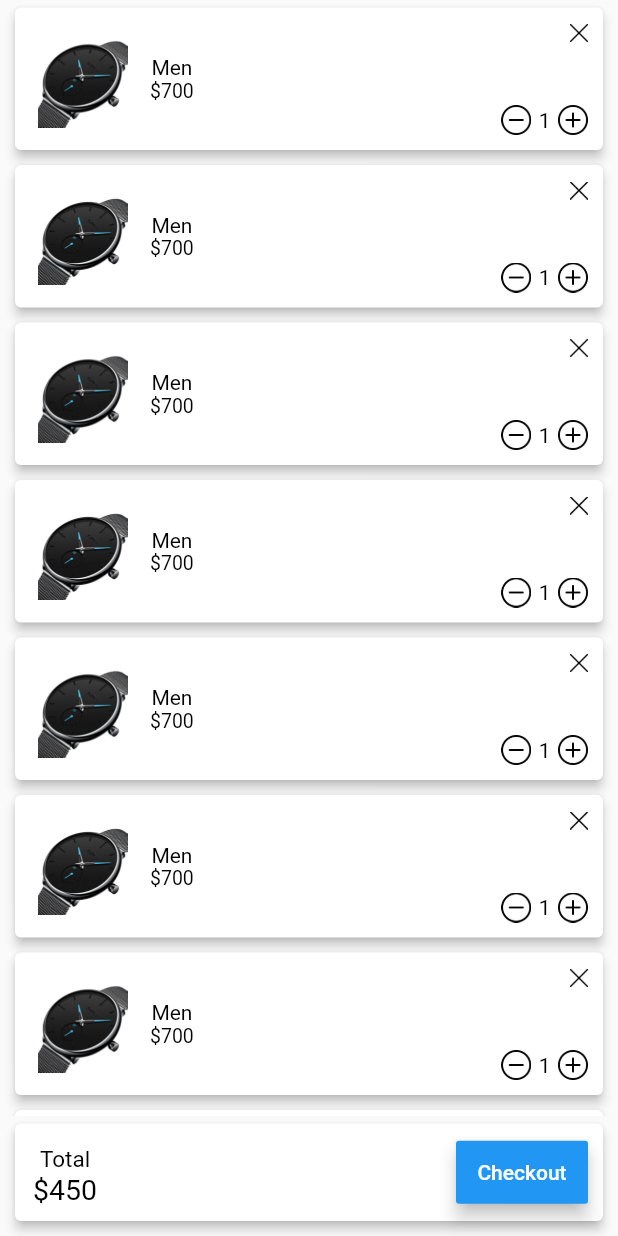
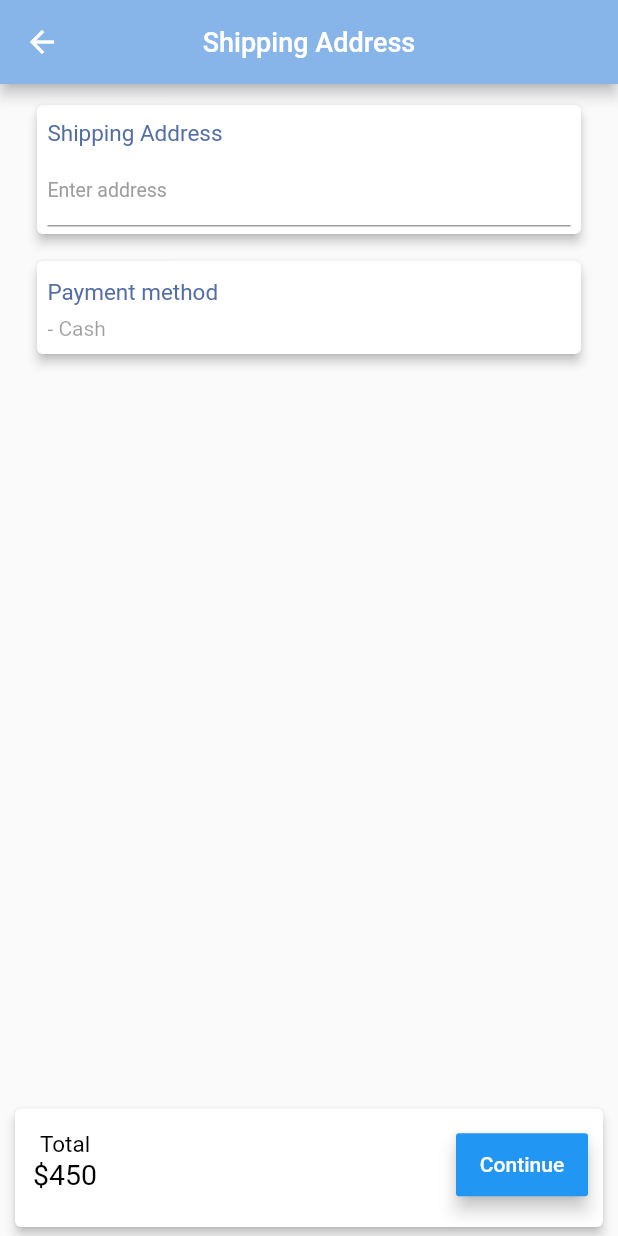
Before and after one commit to smsohail1/Flutter-Eccomerce, a Flutter app: the Cart screen opened directly, after a tap on "Checkout", on a phone screen of 412 x 824 dp. Run offline on Flutter 3.47's test engine with Material 2 defaults, Android fonts, the phone set to English and light mode, and no system bars; our stand-ins replace photo_view, share.

Commit message:
rate and share ,shipping address

```diff
--- a/lib/cart_page/cart.dart
+++ b/lib/cart_page/cart.dart
@@ -1,4 +1,5 @@
 import 'package:flutter/material.dart';
+import 'package:eccomerceflutter/pages/shipping_address_screen.dart';
 
 class Cart extends StatefulWidget {
   @override
@@ -93,7 +94,12 @@ class _CartState extends State<Cart> {
                             alignment: Alignment.centerRight,
                             child: RaisedButton(
                               padding: EdgeInsets.all(13.0),
-                              onPressed: () {},
+                              onPressed: () {
+                                Navigator.push(
+                                  context,
+                                  MaterialPageRoute(builder: (context) => ShippingAddressScreen()),
+                                );
+                              },
                               child: const Text('Checkout',
                                   style: TextStyle(fontSize: 14)),
                               color: Colors.blue,
--- a/lib/pages/Fragments.dart
+++ b/lib/pages/Fragments.dart
@@ -2,6 +2,7 @@ import 'package:eccomerceflutter/pages/home_fragment.dart';
 import 'package:eccomerceflutter/pages/favorite_fragment.dart';
 import 'package:eccomerceflutter/pages/all_category_fragment.dart';
 import 'package:eccomerceflutter/pages/about_fragment.dart';
+import 'package:eccomerceflutter/pages/rate_and_share_fragment.dart';
 
 import 'package:flutter/material.dart';
 
@@ -53,10 +54,17 @@ class AllCatrogory extends StatelessWidget {
   }
 }
 
-//Create Galaxies Fragment. This will contains a gridview with our galaxies
 class About extends StatelessWidget {
   @override
   Widget build(BuildContext context) {
     return AboutFragment();
   }
 }
+
+
+class RateAndShare extends StatelessWidget {
+  @override
+  Widget build(BuildContext context) {
+    return RateAndShareFragment();
+  }
+}
--- a/lib/pages/Home.dart
+++ b/lib/pages/Home.dart
@@ -1,6 +1,8 @@
 import 'Fragments.dart' as Fragments;
 import 'package:flutter/material.dart';
 import 'package:eccomerceflutter/cart_page/cart.dart';
+import 'package:eccomerceflutter/pages/rate_and_share_fragment.dart';
+import 'package:share/share.dart';
 
 //Let's define a DrawerItem data object
 class DrawerItem {
@@ -44,7 +46,8 @@ class HomePageState extends State<HomePage> {
       case 2:
         return new Fragments.AllCatrogory();
       case 3:
-       // return new Fragments.Galaxies();
+        Share.share('check out my website www.onlineapp.com', subject: 'Look what I made!');
+        return;
       case 4:
         //return new Fragments.Galaxies();
       case 5:
--- /dev/null
+++ b/lib/pages/rate_and_share_fragment.dart
@@ -0,0 +1,42 @@
+import 'package:flutter/material.dart';
+
+class RateAndShareFragment extends StatefulWidget {
+  @override
+  _RateAndShareFragmentState createState() => _RateAndShareFragmentState();
+}
+
+class _RateAndShareFragmentState extends State<RateAndShareFragment> {
+  @override
+  Widget build(BuildContext context) {
+    return Scaffold(
+      body: Center(
+        child: Container(
+          margin: EdgeInsets.fromLTRB(20.0, 0.0, 20.0, 0.0),
+
+          child: Column(
+            mainAxisAlignment: MainAxisAlignment.center,
+            children: <Widget>[
+              Container(
+                child: Image.asset(
+                  'assets/images/logo_solution_experts.png',
+                  width: 200.0,
+                  height: 200.0,
+                ),
+              ),
+
+              Container(
+                margin: EdgeInsets.fromLTRB(0.0, 20.0, 0.0, 0.0),
+
+                child: Text(
+                  'The hero image gradually transitions between several large, vibrant images that grab your attention without being too distracting, then as you scroll, it lists a few basic facts about the company, as well as some impressive real-time stats showcasing the popularity of their community',
+                  style: TextStyle(color: Colors.black, fontSize: 15),
+
+                ),
+              )
+            ],
+          ),
+        ),
+      ),
+    );
+  }
+}
--- /dev/null
+++ b/lib/pages/shipping_address_screen.dart
@@ -0,0 +1,157 @@
+import 'package:flutter/material.dart';
+
+class ShippingAddressScreen extends StatefulWidget {
+  @override
+  _ShippingAddressScreenState createState() => _ShippingAddressScreenState();
+}
+
+class _ShippingAddressScreenState extends State<ShippingAddressScreen> {
+  static const appbarColor = const Color(0xff87b5e9);
+
+  @override
+  Widget build(BuildContext context) {
+    final size = MediaQuery.of(context).size;
+    final width = size.width;
+    final height = size.height;
+
+    return Container(
+      child: Scaffold(
+          appBar: AppBar(
+            backgroundColor: appbarColor,
+            leading: new IconButton(
+              icon: new Icon(Icons.arrow_back, color: Colors.white),
+              onPressed: () => Navigator.of(context).pop(),
+            ),
+            title: new Text(
+              'Shipping Address',
+              style: TextStyle(fontSize: 18, color: Colors.white),
+            ),
+            centerTitle: true,
+          ),
+          body: Column(
+            children: <Widget>[
+              Expanded(
+
+                child: Column(
+                  children: <Widget>[
+                    Container(
+                      margin: EdgeInsets.fromLTRB(7.0, 10.0, 7.0, 5.0),
+                      width: width * 0.9,
+                      child: Card(
+                        elevation: 3,
+                        color: Colors.white,
+                        child: Container(
+                          margin: EdgeInsets.fromLTRB(7.0, 10.0, 7.0, 5.0),
+                          child: Column(
+                            crossAxisAlignment: CrossAxisAlignment.start,
+                            children: <Widget>[
+                              Text(
+                                'Shipping Address',
+                                style: TextStyle(
+                                    color: Color(0xff536da6), fontSize: 15),
+                              ),
+                              Container(
+                                margin: EdgeInsets.fromLTRB(0.0, 5.0, 0.0, 0.0),
+                                child: TextField(
+                                  showCursor: true,
+                                  textAlign: TextAlign.left,
+                                  style: TextStyle(
+                                      fontSize: 13.0, color: Colors.black38),
+                                  decoration: InputDecoration(
+                                    counter: SizedBox.shrink(),
+                                    hintText: 'Enter address',
+                                    hintStyle: TextStyle(color: Colors.grey),
+                                  ),
+                                ),
+                              ),
+                            ],
+                          ),
+                        ),
+                      ),
+                    ),
+                    Container(
+                      width: width * 0.9,
+                      margin: EdgeInsets.fromLTRB(7.0, 5.0, 7.0, 0.0),
+                      child: Card(
+                        elevation: 3,
+                        color: Colors.white,
+                        child: Container(
+                          margin: EdgeInsets.fromLTRB(7.0, 12.0, 7.0, 9.0),
+                          child: Column(
+                            crossAxisAlignment: CrossAxisAlignment.start,
+                            children: <Widget>[
+                              const Text(
+                                'Payment method',
+                                style: TextStyle(color: Color(0xff536da6),fontSize: 15),
+                              ),
+                              Container(
+                                margin: EdgeInsets.fromLTRB(0.0, 7.0, 0.0, 0.0),
+                                child: const Text(
+                                  '- Cash',
+                                  style: TextStyle(
+                                      color: Colors.black38, fontSize: 14),
+                                ),
+                              ),
+                            ],
+                          ),
+                        ),
+                      ),
+                    )
+                  ],
+                ),
+              ),
+              SizedBox(
+                height: 90,
+                child: Container(
+
+                  child: Card(
+                    elevation: 3,
+                    margin: EdgeInsets.fromLTRB(10.0, 5.0, 10.0, 6.0),
+                    color: Colors.white,
+                    child: Stack(
+                      children: <Widget>[
+                        Container(
+                          height: 75.0,
+                          child: Container(
+                            margin: EdgeInsets.fromLTRB(2.0, 0.0, 10.0, 0.0),
+                            child: Align(
+                              alignment: Alignment.centerRight,
+                              child: RaisedButton(
+                                padding: EdgeInsets.all(13.0),
+                                onPressed: () {},
+                                child: const Text('Continue',
+                                    style: TextStyle(fontSize: 14)),
+                                color: Colors.blue,
+                                textColor: Colors.white,
+                                elevation: 5,
+                              ),
+                            ),
+                          ),
+                        ),
+                        Container(
+                          margin: EdgeInsets.fromLTRB(12.0, 15.0, 5.0, 0.0),
+                          child: Column(
+                            children: <Widget>[
+                              Text(
+                                'Total',
+                                style: TextStyle(
+                                    color: Colors.black, fontSize: 15),
+                              ),
+                              Text(
+                                '\$450',
+                                style: TextStyle(
+                                    color: Colors.black, fontSize: 19),
+                              ),
+                            ],
+                          ),
+                        )
+                      ],
+                    ),
+                  ),
+                ),
+              )
+            ],
+          )),
+    );
+  }
+}
--- a/pubspec.yaml
+++ b/pubspec.yaml
@@ -25,6 +25,7 @@ dependencies:
   cupertino_icons: ^0.1.2
   http: ^0.12.0+2
   photo_view: ^0.5.0
+  share: ^0.6.3+5
 
 dev_dependencies:
   flutter_test:
```
Also changed, not shown: pubspec.lock.
